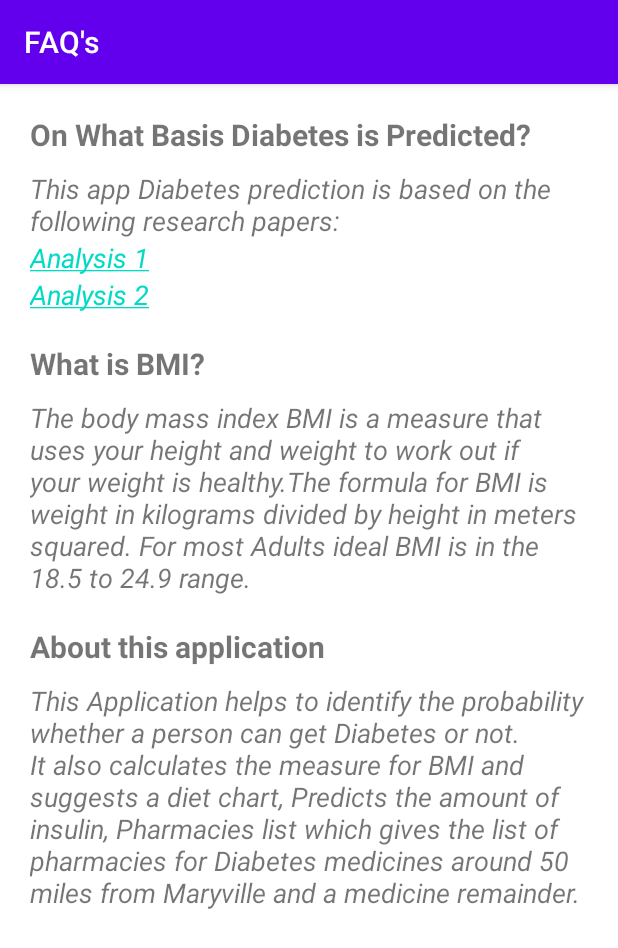
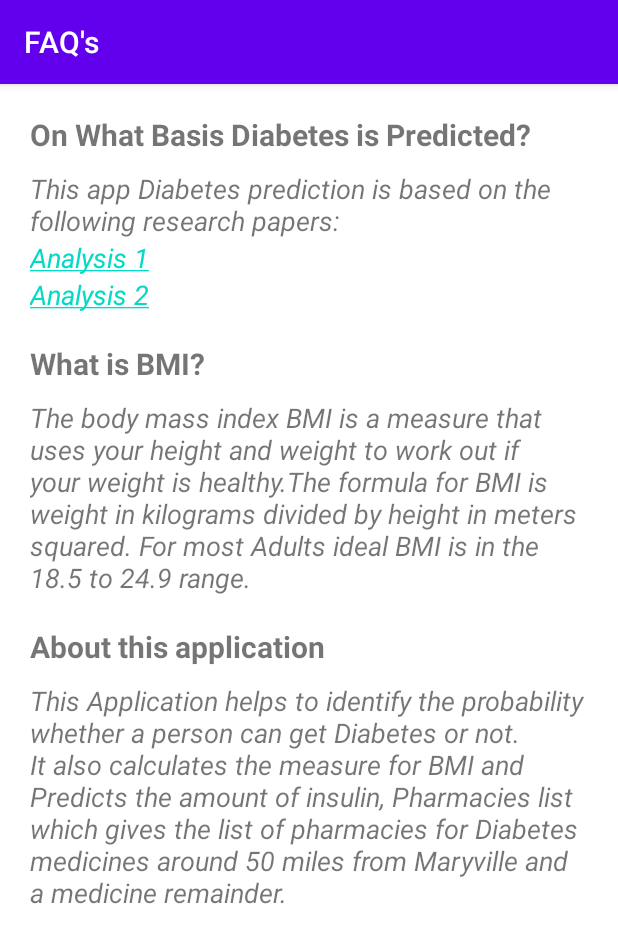
Before and after one commit to S545232/DiabetesPrognosis, an Android app: the FaqActivity screen opened directly, with no data from a screen before it, on a phone screen of 412 x 824 dp. Shown: the top 948 px of the screen. Run offline under Robolectric (Android 15) with nearby library versions, the phone set to English and light mode, and no system bars.

Commit message:
some unwanted points are removed

```diff
--- a/app/src/main/res/values/strings.xml
+++ b/app/src/main/res/values/strings.xml
@@ -7,7 +7,7 @@
     <string name="pharmacy_near_me">Pharmacy Near Me</string>
     <string name="faq_s">FAQ\'s</string>
     <string name="bmi_descrption_str">The body mass index BMI is a measure that uses your height and weight to work out if your weight is healthy.The formula for BMI is weight in kilograms divided by height in meters squared. For most Adults ideal BMI is in the 18.5 to 24.9 range.</string>
-    <string name="about_desc_str">This Application helps to identify the probability whether a person can get Diabetes or not. It also calculates the measure for BMI and suggests a diet chart, Predicts the amount of insulin, Pharmacies list which gives the list of pharmacies for Diabetes medicines around 50 miles from Maryville and a medicine remainder.</string>
+    <string name="about_desc_str">This Application helps to identify the probability whether a person can get Diabetes or not. It also calculates the measure for BMI and Predicts the amount of insulin, Pharmacies list which gives the list of pharmacies for Diabetes medicines around 50 miles from Maryville and a medicine remainder.</string>
     <string
         name="messageWithLink"><a href="https://www.analyticsvidhya.com/blog/2022/01/diabetes-prediction-using-machine-learning/">Analysis 1</a></string>
     <string
```
